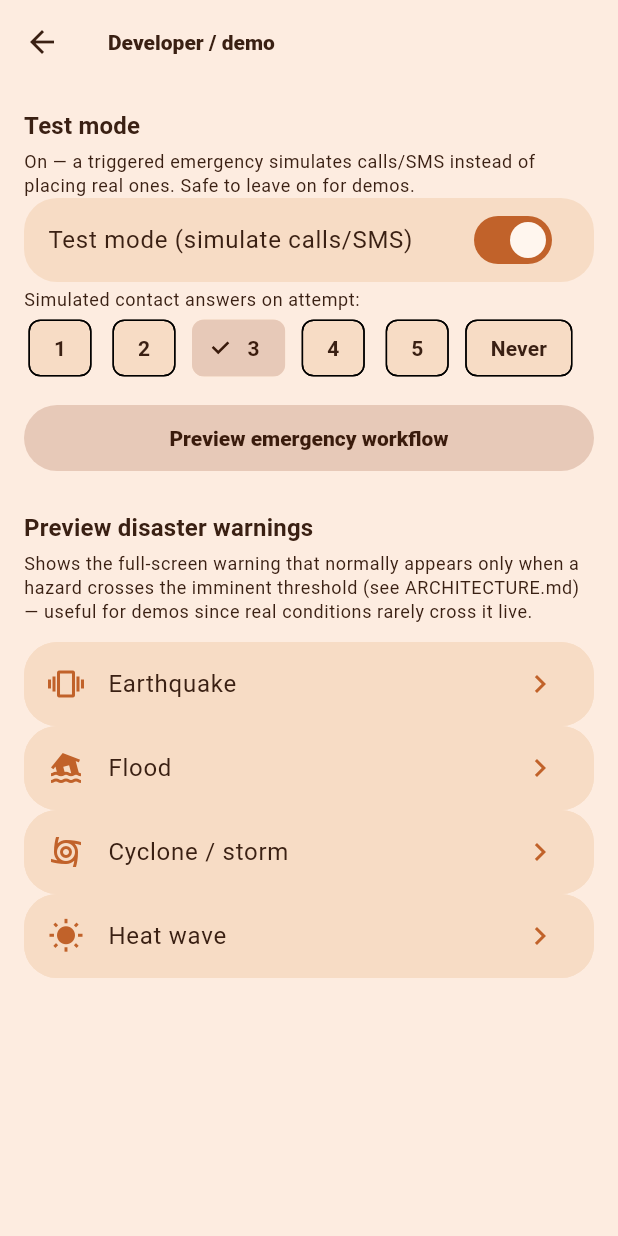
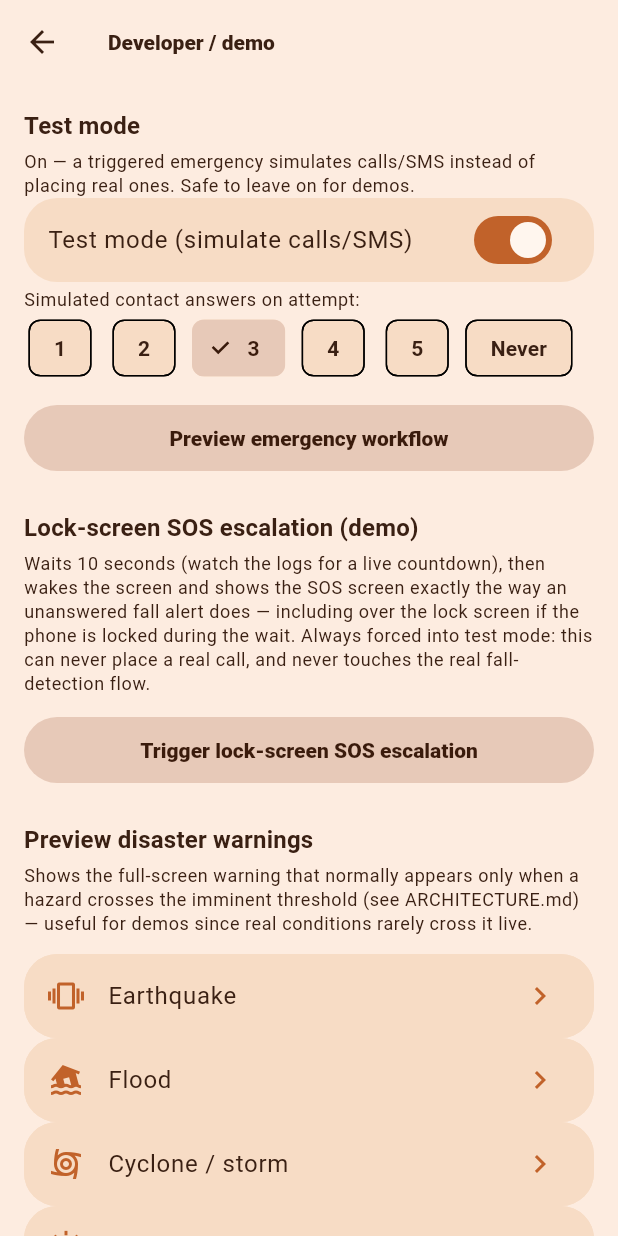
Before and after one commit to kaixenberg/foreverfit-foreverband, a Flutter app: the DeveloperDemoScreen screen opened directly, on a phone screen of 412 x 824 dp. Run offline on Flutter 3.47's test engine with Material 3 defaults, Android fonts, the phone set to English and light mode, and no system bars; our stand-ins replace audioplayers, fl_chart, flutter_blue_plus, flutter_local_notifications, flutter_map, flutter_tts and 6 more; missing offline and left inert: flutter_foreground_task, flutter_litert, flutter_map_cache, http_cache_core, http_cache_file_store, saf_stream and 1 more; accounts and stored records are empty.

Commit message:
Replace lock-screen-bound fall escalation with notification + scoped wake
The app previously bound itself over the lock screen as a standing,
app-wide setting from startup. A detected fall now instead posts a
high-priority actionable notification (vibrates, alarm-stream sound,
"I'm OK" action) and only wakes the screen and brings the app forward —
over the lock screen for that one launch only, never as a default state —
if the notification goes unanswered for 10s. MainActivity now grants
lock-screen visibility per-launch, scoped to genuine escalation routes,
and clears it on every other launch so it can't linger. Adds a
Settings > Developer/demo trigger to preview the lock-screen escalation
path (10s delay, then the same wake+launch) without touching the real
fall-detection flow or ever placing a real call.

Co-Authored-By: Claude Sonnet 5 <noreply@anthropic.com>

```diff
--- a/app/health_companion/lib/domain/background_escalation_gate.dart
+++ b/app/health_companion/lib/domain/background_escalation_gate.dart
@@ -3,12 +3,15 @@ import 'package:flutter/services.dart';
 import 'package:provider/provider.dart';
 
 import '../ml/fall_detector_service.dart';
+import 'emergency_workflow_service.dart';
 
 /// Listens on the native `escalation` channel (`MainActivity.kt`) for
 /// `onEscalationRoute` calls — fired when the app was brought to the
-/// foreground by the background fall-detection service's escalation
-/// launch (`FlutterForegroundTask.launchApp('escalate_...')` in
-/// `lib/background/fall_detection_task_handler.dart`).
+/// foreground by an escalation launch
+/// (`FlutterForegroundTask.launchApp('escalate_...')`, from either the
+/// background fall-detection service in
+/// `lib/background/fall_detection_task_handler.dart` or the developer/demo
+/// trigger in `lib/domain/demo_escalation_trigger.dart`).
 ///
 /// `route == 'escalate_fall'` immediately runs the existing emergency-
 /// call workflow, skipping the in-app 10-second countdown since it
@@ -16,7 +19,9 @@ import '../ml/fall_detector_service.dart';
 /// needs no action here — bringing the app forward is enough:
 /// `ImminentWarningGate` refreshes `DisasterService` on resume and shows
 /// the warning itself once the fresh risk data is in, exactly as it
-/// already does for a live in-app detection.
+/// already does for a live in-app detection. `route == 'escalate_demo'`
+/// starts the same emergency-call workflow forced into mock mode, so the
+/// developer/demo lock-screen preview can never place a real call.
 class BackgroundEscalationGate extends StatefulWidget {
   const BackgroundEscalationGate({super.key, required this.child});
 
@@ -40,8 +45,15 @@ class _BackgroundEscalationGateState extends State<BackgroundEscalationGate> {
   Future<void> _onMethodCall(MethodCall call) async {
     if (call.method != 'onEscalationRoute') return;
     final route = call.arguments as String?;
-    if (route == 'escalate_fall' && mounted) {
+    if (!mounted) return;
+    if (route == 'escalate_fall') {
       context.read<FallDetectorService>().triggerBackgroundEscalatedCall();
+    } else if (route == 'escalate_demo') {
+      context.read<EmergencyWorkflowService>().start(
+            triggerReason: 'developer demo — lock-screen SOS escalation '
+                'preview, no real emergency',
+            forceMock: true,
+          );
     }
     // 'escalate_disaster' needs no action — see the class doc comment.
   }
--- /dev/null
+++ b/app/health_companion/lib/domain/demo_escalation_trigger.dart
@@ -0,0 +1,54 @@
+import 'dart:async';
+
+import 'package:flutter/foundation.dart';
+import 'package:flutter_foreground_task/flutter_foreground_task.dart';
+
+/// True while a demo run's 10s wait is in progress — guards against a
+/// second tap re-triggering the countdown mid-wait.
+bool _demoRunning = false;
+
+/// Manually-triggered preview of the lock-screen SOS escalation path, for
+/// verifying `MainActivity.kt`'s `applyLockScreenVisibility` on a real
+/// device (lock the phone during the 10s wait, confirm the SOS screen
+/// still comes up over the lock screen when it elapses).
+///
+/// Exercises the exact same wake-screen + `launchApp` mechanism the real
+/// background fall alert uses after its own unanswered 10s window (see
+/// `lib/background/fall_detection_task_handler.dart`) — reusing
+/// `FlutterForegroundTask.wakeUpScreen`/`launchApp` directly rather than
+/// duplicating them, since neither depends on the foreground service
+/// actually being started (see PluginUtils.kt: both are plain
+/// `Context`-based utilities).
+///
+/// Deliberately isolated from the real fall-detection flow: it never
+/// touches `FallDetectorService`/`FallDetectionTaskHandler` and never
+/// posts the real emergency notification. `BackgroundEscalationGate`
+/// routes `'escalate_demo'` straight to `EmergencyWorkflowService.start`
+/// with `forceMock: true`, so this can never place a real call regardless
+/// of the app's real test-mode setting.
+Future<void> triggerDemoLockScreenEscalation() async {
+  if (_demoRunning) return;
+  _demoRunning = true;
+  const delay = Duration(seconds: 10);
+
+  debugPrint('[DemoEscalation] Triggered — waking the screen and showing '
+      'the SOS screen in ${delay.inSeconds}s.');
+  var remaining = delay.inSeconds;
+  final ticker = Timer.periodic(const Duration(seconds: 1), (timer) {
+    remaining--;
+    if (remaining > 0) {
+      debugPrint('[DemoEscalation] ${remaining}s remaining…');
+    } else {
+      timer.cancel();
+    }
+  });
+
+  await Future.delayed(delay);
+  ticker.cancel();
+
+  debugPrint('[DemoEscalation] Delay elapsed — waking the screen and '
+      "launching over the lock screen if it's locked.");
+  FlutterForegroundTask.wakeUpScreen();
+  FlutterForegroundTask.launchApp('escalate_demo');
+  _demoRunning = false;
+}
--- a/app/health_companion/lib/screens/settings/developer_demo_screen.dart
+++ b/app/health_companion/lib/screens/settings/developer_demo_screen.dart
@@ -2,6 +2,7 @@ import 'package:flutter/material.dart';
 import 'package:provider/provider.dart';
 
 import '../../disaster/hazard_type.dart';
+import '../../domain/demo_escalation_trigger.dart';
 import '../../domain/emergency_workflow_service.dart';
 import '../../storage/emergency_contact_store.dart';
 import '../imminent_warning_screen.dart';
@@ -110,6 +111,34 @@ class DeveloperDemoScreen extends StatelessWidget {
             child: const Text('Preview emergency workflow'),
           ),
           const SizedBox(height: 24),
+          Text('Lock-screen SOS escalation (demo)',
+              style: Theme.of(context).textTheme.titleMedium),
+          const SizedBox(height: 4),
+          Text(
+            'Waits 10 seconds (watch the logs for a live countdown), then '
+            'wakes the screen and shows the SOS screen exactly the way an '
+            'unanswered fall alert does — including over the lock screen '
+            'if the phone is locked during the wait. Always forced into '
+            'test mode: this can never place a real call, and never '
+            'touches the real fall-detection flow.',
+            style: Theme.of(context).textTheme.bodySmall,
+          ),
+          const SizedBox(height: 12),
+          FilledButton.tonal(
+            onPressed: () {
+              ScaffoldMessenger.of(context).showSnackBar(
+                const SnackBar(
+                  content: Text(
+                    'Triggered — wait ~10s for the screen to wake and the '
+                    'SOS screen to appear (see logs for the countdown).',
+                  ),
+                ),
+              );
+              triggerDemoLockScreenEscalation();
+            },
+            child: const Text('Trigger lock-screen SOS escalation'),
+          ),
+          const SizedBox(height: 24),
           Text('Preview disaster warnings',
               style: Theme.of(context).textTheme.titleMedium),
           const SizedBox(height: 4),
```
Also changed, not shown: app/health_companion/lib/background/fall_detection_task_handler.dart (+57 -44 lines), app/health_companion/lib/main.dart (+6 -2 lines), app/health_companion/lib/services/notification_service.dart (+72 -1 lines), 5 other files.
